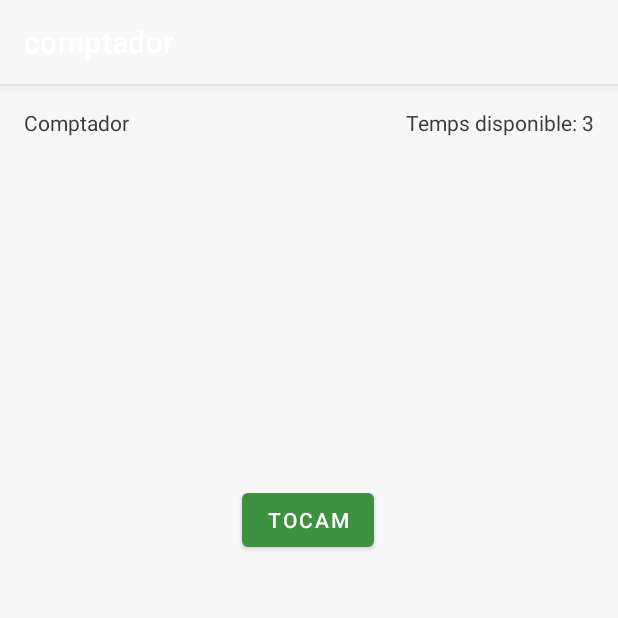
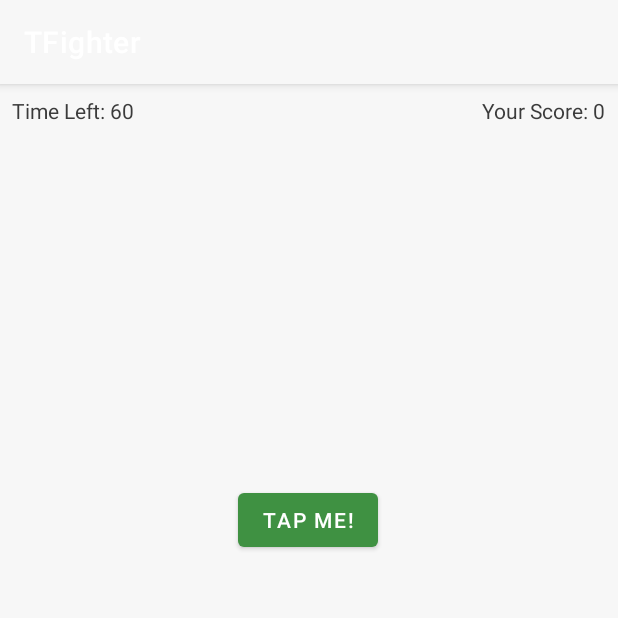
Before and after one commit to gabrielurs/comptador, an Android app: the screen it shows after launch (MainActivity), on a phone screen of 412 x 824 dp, the top half of it. Run offline under Robolectric (Android 15) with nearby library versions, the phone set to English and light mode, and no system bars.

```diff
--- a/app/src/main/java/me/gabrielurs/comptador/MainActivity.kt
+++ b/app/src/main/java/me/gabrielurs/comptador/MainActivity.kt
@@ -1,66 +1,94 @@
 package me.gabrielurs.comptador
 
-import android.content.IntentSender
-import androidx.appcompat.app.AppCompatActivity
 import android.os.Bundle
 import android.os.CountDownTimer
 import android.util.Log
+import android.view.Menu
+import android.view.MenuItem
+import android.view.animation.AnimationUtils
 import android.widget.Button
 import android.widget.TextView
 import android.widget.Toast
-import org.w3c.dom.Text
+import androidx.appcompat.app.AlertDialog
+import androidx.appcompat.app.AppCompatActivity
 
 class MainActivity : AppCompatActivity() {
-    private val INITIAL_TIME = 3
-    private val TAG = MainActivity::class.java.simpleName;
-    internal lateinit var tapMeButton: Button
-    internal lateinit var timeTextView: TextView
-    internal lateinit var counterTextView: TextView
-    internal var counter = 0
-    internal var time = INITIAL_TIME
 
-    internal  var appStarted = false
-    internal lateinit var countdownTimer : CountDownTimer
-    // internal val initialCountDownTimer: Long = 60000
-    internal val initialCountDownTimer: Long = time.toLong()*1000
-    internal val intervalCountDownTimer: Long = 1000
+    private var score = 0
+
+    private var gameStarted = false
+    private lateinit var countDownTimer: CountDownTimer
+    private var initialCountDown: Long = 60000
+    private var countDownInterval: Long = 1000
+
+    private lateinit var tapMeButton: Button
+    private lateinit var gameScoreTextView: TextView
+    private lateinit var timeLeftTextView: TextView
+    private var timeLeftOnTimer: Long = 60000
+
+    companion object {
+        private val TAG = MainActivity::class.java.simpleName
+        private const val KEY_SCORE = "KEY_SCORE"
+        private const val KEY_TIME_LEFT = "KEY_TIME_LEFT"
+    }
+
     override fun onCreate(savedInstanceState: Bundle?) {
         super.onCreate(savedInstanceState)
         setContentView(R.layout.activity_main)
-        Log.d(TAG, "Hola mon! onCreate")
-        Log.d(TAG,counter.toString())
-        Log.d(TAG,time.toString())
+        Log.d(TAG, "onCreate called. Score is $score")
+
+        tapMeButton = findViewById(R.id.tapMeButton)
+        gameScoreTextView = findViewById(R.id.gameScoreTextView)
+        timeLeftTextView = findViewById(R.id.timeLeftTextView)
+
+        tapMeButton.setOnClickListener { view ->
+            val bounceAnimation = AnimationUtils.loadAnimation(this, R.anim.bounce)
+            view.startAnimation(bounceAnimation)
+            incrementScore()
+        }
+
+        if (savedInstanceState != null) {
+            score = savedInstanceState.getInt(KEY_SCORE)
+            timeLeftOnTimer = savedInstanceState.getLong(KEY_TIME_LEFT)
+            restoreGame()
+        } else {
+            resetGame()
+        }
+    }
 
 
-        initCountdown();
 
-        tapMeButton = findViewById(R.id.tapMeButton)
-        timeTextView = findViewById(R.id.timeTextView)
-        counterTextView = findViewById(R.id.counterTextView)
-        // TODO Actualitzar o definir valor inicial del contextTextview -> counterTextView = score -> 0
-        // TODO en algun momoent haurem d'executar incrementCounter
-        tapMeButton.setOnClickListener{
-            if(!appStarted){
-                startGame();
 
-            }
-            incrementCounter()
-            //TODO -> iniciar el comptador
-        }
-        //timeTextView.text = time.toString();
-        timeTextView.text = getString(R.string.timeTextView, time)
+
+
+    override fun onSaveInstanceState(outState: Bundle) {
+        outState.putInt(KEY_SCORE, score)
+        outState.putLong(KEY_TIME_LEFT, timeLeftOnTimer)
+        countDownTimer.cancel()
+
+        Log.d(TAG, "onSaveInstanceState: Saving Score: $score & Time Left: $timeLeftOnTimer")
+        super.onSaveInstanceState(outState)
     }
 
-    private fun startGame() {
-        countdownTimer.start()
-        appStarted=true
+    override fun onDestroy() {
+        Log.d(TAG, "onDestroy called.")
+        super.onDestroy()
     }
 
-    private fun initCountdown(){
-        countdownTimer = object : CountDownTimer(initialCountDownTimer, intervalCountDownTimer){
-            override fun onTick(milliUntilFinished: Long) {
-                val timeLeft = milliUntilFinished / 1000
-                timeTextView.text = timeLeft.toString();
+    private fun resetGame() {
+        score = 0
+
+        gameScoreTextView.text = getString(R.string.yourScore, score)
+
+        val initialTimeLeft = initialCountDown / 1000
+        timeLeftTextView.text = getString(R.string.timeLeft, initialTimeLeft)
+
+        countDownTimer = object : CountDownTimer(initialCountDown, countDownInterval) {
+            override fun onTick(millisUntilFinished: Long) {
+                timeLeftOnTimer = millisUntilFinished
+
+                val timeLeft = millisUntilFinished / 1000
+                timeLeftTextView.text = getString(R.string.timeLeft, timeLeft)
             }
 
             override fun onFinish() {
@@ -68,24 +96,46 @@ class MainActivity : AppCompatActivity() {
             }
         }
 
-    }
-    private fun incrementCounter(){
-        counter += 1;
-        counterTextView.text = counter.toString();
+        gameStarted = false
     }
 
-    private fun endGame(){
-        Toast.makeText(this,getString(R.string.endGame,counter), Toast.LENGTH_LONG).show()
+    private fun restoreGame() {
+        gameScoreTextView.text = getString(R.string.yourScore, score)
+        val restoredTime = timeLeftOnTimer / 1000
+        timeLeftTextView.text = getString(R.string.timeLeft, restoredTime)
+
+        countDownTimer = object : CountDownTimer(timeLeftOnTimer, countDownInterval) {
+            override fun onTick(millisUntilFinished: Long) {
+                timeLeftOnTimer = millisUntilFinished
+
+                val timeLeft = millisUntilFinished / 1000
+                timeLeftTextView.text = getString(R.string.timeLeft, timeLeft)
+            }
+
+            override fun onFinish() {
+                endGame()
+            }
+        }
+
+        countDownTimer.start()
+        gameStarted = true
+    }
+
+    private fun startGame() {
+        countDownTimer.start()
+        gameStarted = true
+    }
+    private fun incrementScore() {
+        if (!gameStarted) {
+            startGame()
+        }
+        score += 1
+
+        val newScore = getString(R.string.yourScore, score)
+        gameScoreTextView.text = newScore
+
+    }
+    private fun endGame() {
         resetGame()
     }
-
-    private fun resetGame(){
-       //TODO
-        counter = 0
-       counterTextView = findViewById(R.id.counterTextView)
-        time = INITIAL_TIME
-        timeTextView.text = time.toString()
-        initCountdown();
-        appStarted = false;
-    }
 }
--- /dev/null
+++ b/app/src/main/res/anim/bounce.xml
@@ -0,0 +1,12 @@
+<?xml version="1.0" encoding="utf-8"?>
+<set xmlns:android="http://schemas.android.com/apk/res/android">
+    <scale
+        android:duration="2000"
+        android:fromXScale="2.0"
+        android:fromYScale="2.0"
+        android:pivotX="50%"
+        android:pivotY="50%"
+        android:toXScale="1.0"
+        android:toYScale="1.0" />
+
+</set>
--- a/app/src/main/res/layout/activity_main.xml
+++ b/app/src/main/res/layout/activity_main.xml
@@ -7,22 +7,22 @@
     tools:context=".MainActivity">
 
     <TextView
-        android:id="@+id/timeTextView"
+        android:id="@+id/gameScoreTextView"
         android:layout_width="wrap_content"
         android:layout_height="wrap_content"
-        android:layout_marginTop="16dp"
-        android:layout_marginEnd="16dp"
-        android:text="@string/timeTextView"
+        android:layout_marginTop="8dp"
+        android:layout_marginEnd="8dp"
+        android:text="@string/yourScore"
         app:layout_constraintEnd_toEndOf="parent"
         app:layout_constraintTop_toTopOf="parent" />
 
     <TextView
-        android:id="@+id/counterTextView"
+        android:id="@+id/timeLeftTextView"
         android:layout_width="wrap_content"
         android:layout_height="wrap_content"
-        android:layout_marginStart="16dp"
-        android:layout_marginTop="16dp"
-        android:text="Comptador"
+        android:layout_marginStart="8dp"
+        android:layout_marginTop="8dp"
+        android:text="@string/timeLeft"
         app:layout_constraintStart_toStartOf="parent"
         app:layout_constraintTop_toTopOf="parent" />
 
@@ -30,7 +30,7 @@
         android:id="@+id/tapMeButton"
         android:layout_width="wrap_content"
         android:layout_height="wrap_content"
-        android:text="@string/touchMe"
+        android:text="@string/tapMe"
         app:layout_constraintBottom_toBottomOf="parent"
         app:layout_constraintEnd_toEndOf="parent"
         app:layout_constraintHorizontal_bias="0.498"
--- a/app/src/main/res/values/colors.xml
+++ b/app/src/main/res/values/colors.xml
@@ -11,7 +11,6 @@
     <color name="grey_500">#7E7E7E</color>
     <color name="grey_700">#515151</color>
     <color name="grey_900">#3B3B3B</color>
-
     <color name="green_200">#A3D9A5</color>
     <color name="green_500">#3F9142</color>
     <color name="green_700">#207227</color>
--- a/app/src/main/res/values/strings.xml
+++ b/app/src/main/res/values/strings.xml
@@ -1,7 +1,6 @@
 <resources>
-    <string name="app_name">comptador</string>
-    <string name="touchMe">Tocam</string>
-    <string name="timeTextView">Temps disponible: %1$d</string>
-    <string name="endGame">Temps Acabat! Resultat: %1$d</string>
-
+    <string name="app_name">TFighter</string>
+    <string name="yourScore">Your Score: %1$d</string>
+    <string name="timeLeft">Time Left: %1$d</string>
+    <string name="tapMe">Tap Me!</string>
 </resources>
```
